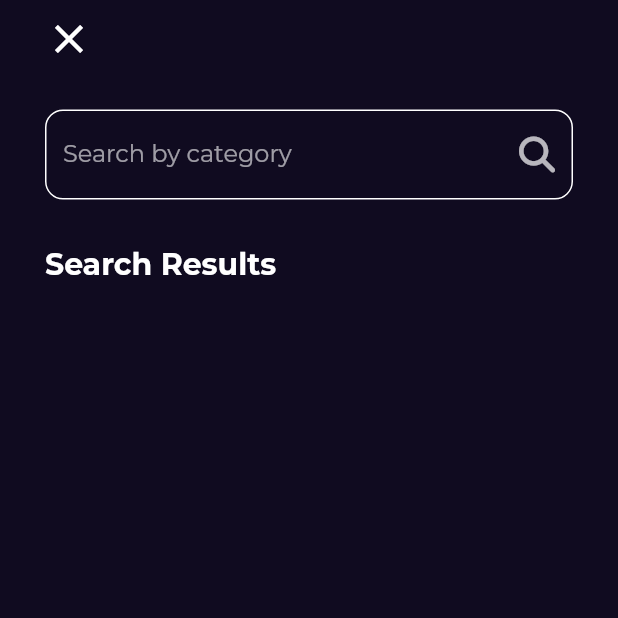
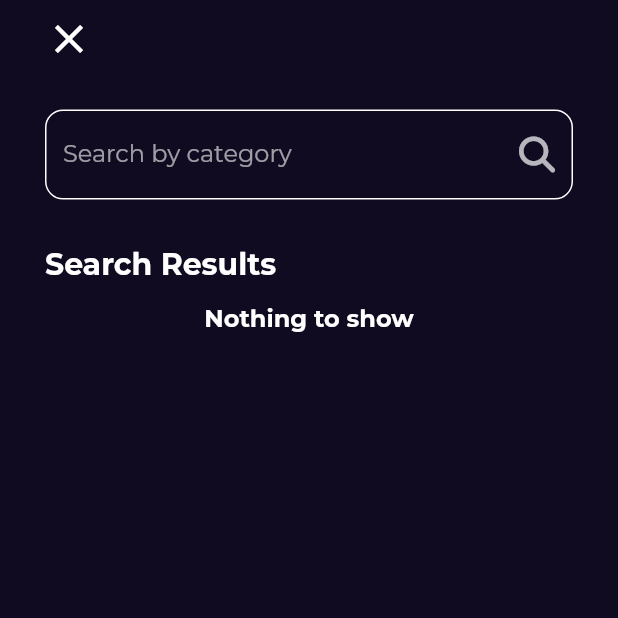
Before and after one commit to Taku-Android/Bookly, a Flutter app: the SearchView screen opened by its route, on a phone screen of 412 x 824 dp, the top half of it. Run offline on Flutter 3.47's test engine with Material 2 defaults, Android fonts, the phone set to English and light mode, and no system bars; our stand-ins replace cached_network_image, dartz, dio, flutter_bloc, font_awesome_flutter, get_it and 2 more; network calls fail.

Commit message:
fetch search list and handle error

```diff
--- a/lib/feature/search/data/repo/search_repo_impl.dart
+++ b/lib/feature/search/data/repo/search_repo_impl.dart
@@ -16,7 +16,7 @@ class SearchRepoImpl extends SearchRepo {
     try {
       var result = await apiService.get(
           endPoint:
-              'volumes?q=subject:$subject&Filtering=free-ebooks&Sorting=newest');
+              'volumes?q=subject:$subject&Filtering=free-ebooks');
 
       return right(result);
     } catch (e) {
--- a/lib/feature/search/presentation/views/widgets/custom_search_text_field.dart
+++ b/lib/feature/search/presentation/views/widgets/custom_search_text_field.dart
@@ -50,7 +50,7 @@ class _CustomSearchTextFieldState extends State<CustomSearchTextField> {
       return ;
     }
 
-    BlocProvider.of<SearchCubit>(context).searchByCategory(searchController.text);
+    BlocProvider.of<SearchCubit>(context).searchByCategory(searchController.text.trim());
 
   }
 
--- a/lib/feature/search/presentation/views/widgets/search_list_view.dart
+++ b/lib/feature/search/presentation/views/widgets/search_list_view.dart
@@ -1,10 +1,24 @@
+import 'package:bookly/core/utils/widgets/custom_error_widget.dart';
+import 'package:bookly/feature/search/presentation/manager/cubit/search_cubit.dart';
+import 'package:bookly/feature/search/presentation/manager/cubit/search_state.dart';
 import 'package:flutter/material.dart';
+import 'package:flutter_bloc/flutter_bloc.dart';
+
+import '../../../../home/presentation/views/widgets/book_list_item.dart';
 
 class SearchListView extends StatelessWidget {
   const SearchListView({super.key});
 
   @override
   Widget build(BuildContext context) {
+    return BlocBuilder<SearchCubit, SearchState>(
+      builder: (context, state) {
+        if(state is SearchSuccess){
+          var book = state.books.items;
+          if(book == null  ||  book.isEmpty){
+            return const Center(child: CustomErrorWidget(errMessage: 'Nothing to show'));
+
+          }else{
             return ListView.builder(
               // when using custom scroll view
               // u need to make that shrink wrap and not Expanded this to tell him take a space
@@ -13,12 +27,27 @@ class SearchListView extends StatelessWidget {
                 physics: const NeverScrollableScrollPhysics(),
                 // and now u cant make it scroll and the custom also scroll so use physics
                 padding: EdgeInsets.zero,
-        itemCount: 10,
+                itemCount: book.length,
                 itemBuilder: (context, index) {
-          // return  Padding(
-          //   padding: const EdgeInsets.symmetric(vertical: 10.0),
-          //   child: BookListItem(book: , ),
-          // );
+                  return  Padding(
+                    padding: const EdgeInsets.symmetric(vertical: 10.0),
+                    child: BookListItem(book: book[index]  , ),
+                  );
                 });
+
+          }
+
+
+        }else if(state is SearchFailure){
+          return Center(child: CustomErrorWidget(errMessage: state.errMessage));
+        }else if(state is SearchLoading){
+          return const Center(child: CircularProgressIndicator());
+        }else{
+          return const Center(child: CustomErrorWidget(errMessage: 'Nothing to show'));
+
+        }
+
+      },
+    );
   }
 }
```
Also changed, not shown: lib/feature/home/presentation/views/widgets/book_list_item.dart (+5 -5 lines). Lines whose indentation alone changed are shown as unchanged.
